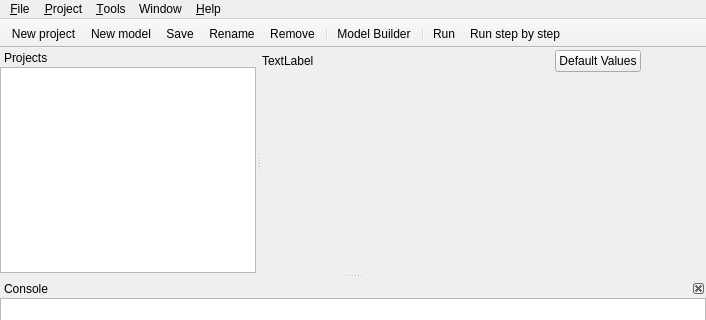
Qt form source/src/mainwindow.ui (ufopleds/DengueME) before a commit; both pictures show x 0 to 706 and y 0 to 320 of the 706 by 534 pixel window.
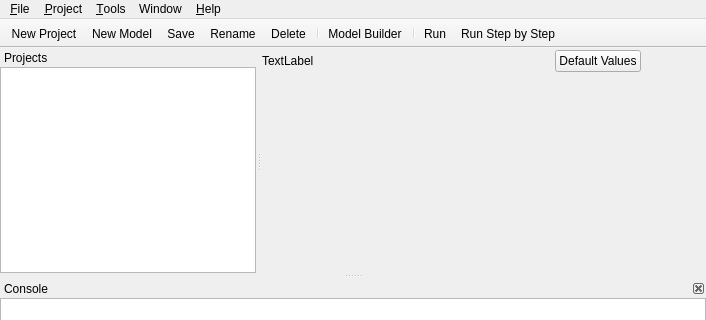
The same form after that commit. Icons and pictures are not drawn. Custom widgets are drawn as their Qt base class.

```diff
--- a/source/src/mainwindow.ui
+++ b/source/src/mainwindow.ui
@@ -423,7 +423,7 @@
      <normaloff>:/img/Resources/folder-new.png</normaloff>:/img/Resources/folder-new.png</iconset>
    </property>
    <property name="text">
-    <string>New &amp;project</string>
+    <string>New &amp;Project</string>
    </property>
    <property name="shortcut">
     <string>Ctrl+O</string>
@@ -500,7 +500,7 @@
      <normaloff>:/img/Resources/run-step.png</normaloff>:/img/Resources/run-step.png</iconset>
    </property>
    <property name="text">
-    <string>Run &amp;step by step</string>
+    <string>Run &amp;Step by Step</string>
    </property>
    <property name="shortcut">
     <string>F10</string>
@@ -533,7 +533,7 @@
      <normaloff>:/img/Resources/delete.png</normaloff>:/img/Resources/delete.png</iconset>
    </property>
    <property name="text">
-    <string>R&amp;emove</string>
+    <string>Delete</string>
    </property>
    <property name="shortcut">
     <string>Del</string>
@@ -545,7 +545,7 @@
      <normaloff>:/img/Resources/model-new.png</normaloff>:/img/Resources/model-new.png</iconset>
    </property>
    <property name="text">
-    <string>New &amp;model</string>
+    <string>New &amp;Model</string>
    </property>
    <property name="shortcut">
     <string>Ctrl+N</string>
```
Left out of the diff: 10 changed lines with no effect on the pictures.
